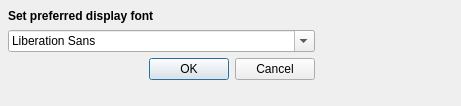
Before: the Qt Designer form font-settings.ui in katzenpost/katzenqt, drawn with Qt 5.
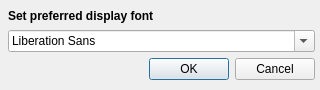
After: the same form once the commit is applied.

Commit message: Status form created; menu bar enhanced

Diff of the .ui file:
```diff
--- a/font-settings.ui
+++ b/font-settings.ui
@@ -6,14 +6,14 @@
    <rect>
     <x>0</x>
     <y>0</y>
-    <width>461</width>
-    <height>106</height>
+    <width>320</width>
+    <height>90</height>
    </rect>
   </property>
   <property name="windowTitle">
    <string>Dialog</string>
   </property>
-  <widget class="QWidget" name="">
+  <widget class="QWidget" name="layoutWidget">
    <property name="geometry">
     <rect>
      <x>8</x>
```
The commit also changes 4 other files.
